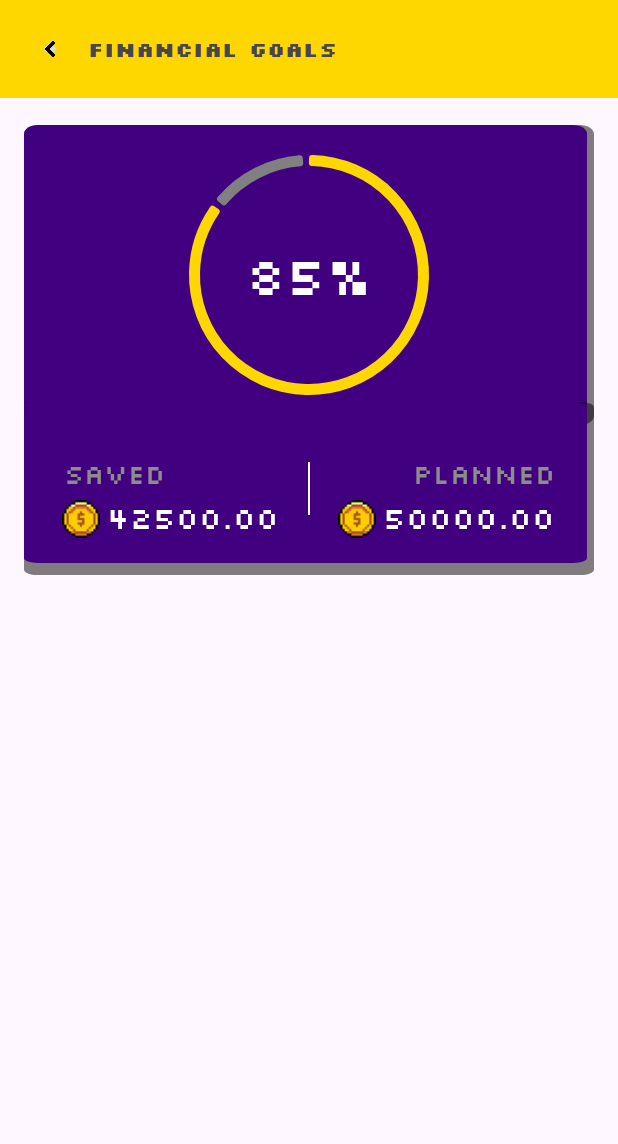
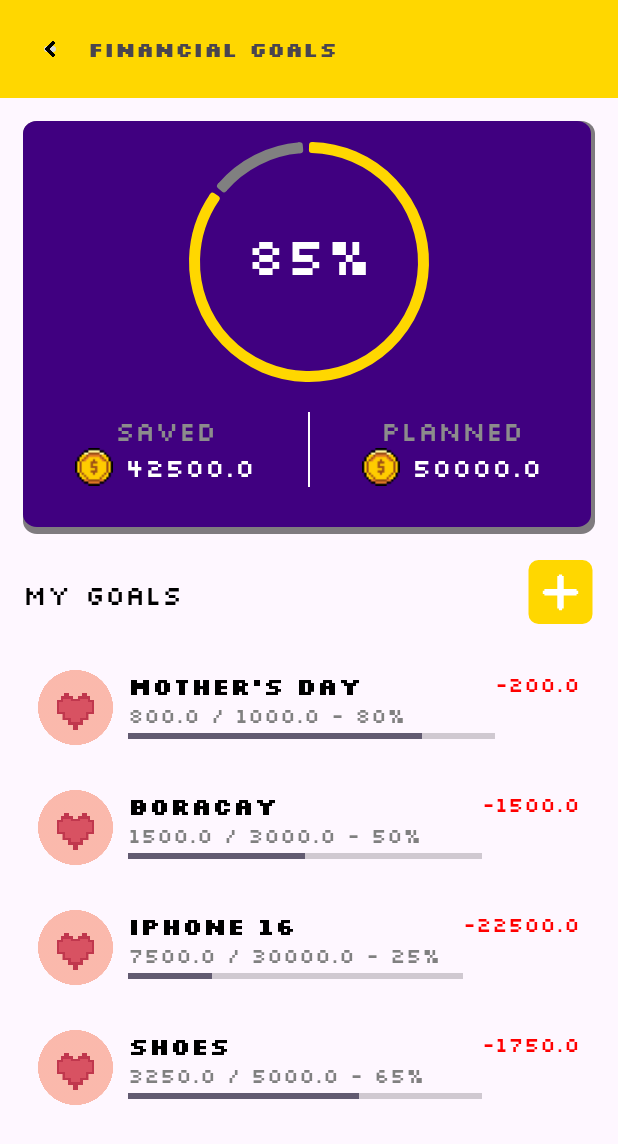
Before and after one commit to IxiaT/coin_craft, an Android app: the screen it shows after launch (FinancialGoalsActivity), on a phone screen of 412 x 824 dp. Shown: the top 1144 px of the screen. Run offline under Robolectric (Android 15) with nearby library versions, the phone set to English and light mode, and no system bars.

Commit message:
feat (financial goals) : updated
added: my goals
added: dynamic progress bars
added: dynamic saved and planned balances

```diff
--- a/app/src/main/java/com/example/coincraft/FinancialGoalsActivity.java
+++ /dev/null
@@ -1,34 +0,0 @@
-package com.example.coincraft;
-
-import android.os.Bundle;
-import android.widget.TextView;
-
-import androidx.activity.EdgeToEdge;
-import androidx.appcompat.app.AppCompatActivity;
-import androidx.core.graphics.Insets;
-import androidx.core.view.ViewCompat;
-import androidx.core.view.WindowInsetsCompat;
-
-import com.google.android.material.progressindicator.CircularProgressIndicator;
-
-public class FinancialGoalsActivity extends AppCompatActivity {
-    @Override
-    protected void onCreate(Bundle savedInstanceState) {
-        super.onCreate(savedInstanceState);
-        setContentView(R.layout.activity_financial_goals);
-
-        CircularProgressIndicator progressIndicator = findViewById(R.id.financialGoalProgress);
-        TextView progressText = findViewById(R.id.progressPercentage);
-
-        // Example financial data
-        int currentSavings = 42500; // User's current savings
-        int goalAmount = 50000;    // Target financial goal
-
-        // Calculate progress percentage
-        int progress = (int) ((currentSavings / (float) goalAmount) * 100);
-
-        // Update progress bar and text
-        progressIndicator.setProgressCompat(progress, true);
-        progressText.setText(progress + "%");
-    }
-}
--- /dev/null
+++ b/app/src/main/java/com/example/coincraft/FinancialGoalsActivity.kt
@@ -0,0 +1,102 @@
+package com.example.coincraft
+
+import android.os.Bundle
+import android.text.Editable
+import android.text.TextWatcher
+import android.widget.EditText
+import android.widget.TextView
+import androidx.appcompat.app.AppCompatActivity
+import androidx.recyclerview.widget.LinearLayoutManager
+import androidx.recyclerview.widget.RecyclerView
+import com.google.android.material.progressindicator.CircularProgressIndicator
+
+class FinancialGoalsActivity : AppCompatActivity() {
+
+    private lateinit var goalsRecyclerView: RecyclerView
+    private lateinit var goalsAdapter: GoalsAdapter
+    private lateinit var goalList: MutableList<Goal>
+    private lateinit var savedBalanceEdit: EditText
+    private lateinit var plannedBalanceEdit: EditText
+    private var savedBalance: Double = 42500.0
+    private var plannedBalance: Double = 50000.0
+
+    override fun onCreate(savedInstanceState: Bundle?) {
+        super.onCreate(savedInstanceState)
+        setContentView(R.layout.activity_financial_goals)
+
+        // Initialize views
+        val progressIndicator = findViewById<CircularProgressIndicator>(R.id.financialGoalProgress)
+        val progressText = findViewById<TextView>(R.id.progressPercentage)
+        savedBalanceEdit = findViewById(R.id.saved_balance_edit)
+        plannedBalanceEdit = findViewById(R.id.planned_balance_edit)
+
+        // Set initial balance values
+        savedBalanceEdit.setText(savedBalance.toString())
+        plannedBalanceEdit.setText(plannedBalance.toString())
+
+        // Setup balance listeners
+        setupBalanceListeners()
+
+        // Calculate and display initial progress
+        updateProgress()
+
+        // Setup RecyclerView for goals
+        goalsRecyclerView = findViewById(R.id.goalsRecyclerView)
+        goalsRecyclerView.layoutManager = LinearLayoutManager(this)
+
+        // Sample goal data
+        goalList = mutableListOf(
+            Goal("Mother's Day", R.drawable.ic_goal_icon, 800.0, 1000.0),
+            Goal("Boracay", R.drawable.ic_goal_icon, 1500.0, 3000.0),
+            Goal("iPhone 16", R.drawable.ic_goal_icon, 7500.0, 30000.0),
+            Goal("Shoes", R.drawable.ic_goal_icon, 3250.0, 5000.0)
+        )
+
+        // Set up adapter
+        goalsAdapter = GoalsAdapter(this, goalList)
+        goalsRecyclerView.adapter = goalsAdapter
+    }
+
+    private fun setupBalanceListeners() {
+        // Listener for Saved Balance
+        savedBalanceEdit.addTextChangedListener(object : TextWatcher {
+            override fun beforeTextChanged(s: CharSequence?, start: Int, count: Int, after: Int) {}
+
+            override fun onTextChanged(s: CharSequence?, start: Int, before: Int, count: Int) {}
+
+            override fun afterTextChanged(s: Editable?) {
+                savedBalance = s?.toString()?.toDoubleOrNull() ?: 0.0
+                updateProgress()
+            }
+        })
+
+        // Listener for Planned Balance
+        plannedBalanceEdit.addTextChangedListener(object : TextWatcher {
+            override fun beforeTextChanged(s: CharSequence?, start: Int, count: Int, after: Int) {}
+
+            override fun onTextChanged(s: CharSequence?, start: Int, before: Int, count: Int) {}
+
+            override fun afterTextChanged(s: Editable?) {
+                plannedBalance = s?.toString()?.toDoubleOrNull() ?: 0.0
+                updateProgress()
+            }
+        })
+    }
+
+    private fun updateProgress() {
+        // Calculate progress percentage
+        val progressPercentage = if (plannedBalance != 0.0) {
+            ((savedBalance / plannedBalance) * 100).toInt()
+        } else {
+            0
+        }
+
+        // Update progress text
+        val progressTextView = findViewById<TextView>(R.id.progressPercentage)
+        progressTextView.text = "$progressPercentage%"
+
+        // Update progress indicator
+        val progressIndicator = findViewById<CircularProgressIndicator>(R.id.financialGoalProgress)
+        progressIndicator.progress = progressPercentage
+    }
+}
--- /dev/null
+++ b/app/src/main/java/com/example/coincraft/Goal.kt
@@ -0,0 +1,14 @@
+package com.example.coincraft
+
+data class Goal(
+    val name: String,
+    val icon: Int,
+    val saved: Double,
+    val target: Double
+) {
+    val percentage: Int
+        get() = ((saved / target) * 100).toInt()
+
+    val remaining: Double
+        get() = target - saved
+}
--- /dev/null
+++ b/app/src/main/java/com/example/coincraft/GoalsAdapter.kt
@@ -0,0 +1,40 @@
+package com.example.coincraft
+
+import android.content.Context
+import android.view.LayoutInflater
+import android.view.View
+import android.view.ViewGroup
+import android.widget.ImageView
+import android.widget.ProgressBar
+import android.widget.TextView
+import androidx.recyclerview.widget.RecyclerView
+
+class GoalsAdapter(
+    private val context: Context,
+    private val goals: List<Goal>
+) : RecyclerView.Adapter<GoalsAdapter.GoalViewHolder>() {
+
+    override fun onCreateViewHolder(parent: ViewGroup, viewType: Int): GoalViewHolder {
+        val view = LayoutInflater.from(context).inflate(R.layout.goal_item, parent, false)
+        return GoalViewHolder(view)
+    }
+
+    override fun onBindViewHolder(holder: GoalViewHolder, position: Int) {
+        val goal = goals[position]
+        holder.goalIcon.setImageResource(goal.icon)
+        holder.goalName.text = goal.name
+        holder.goalProgress.text = "${goal.saved} / ${goal.target} - ${goal.percentage}%"
+        holder.goalProgressBar.progress = goal.percentage
+        holder.goalRemaining.text = "-${goal.remaining}"
+    }
+
+    override fun getItemCount(): Int = goals.size
+
+    class GoalViewHolder(itemView: View) : RecyclerView.ViewHolder(itemView) {
+        val goalIcon: ImageView = itemView.findViewById(R.id.goal_icon)
+        val goalName: TextView = itemView.findViewById(R.id.goal_name)
+        val goalProgress: TextView = itemView.findViewById(R.id.goal_progress)
+        val goalRemaining: TextView = itemView.findViewById(R.id.goal_remaining)
+        val goalProgressBar: ProgressBar = itemView.findViewById(R.id.goal_progress_bar)
+    }
+}
--- /dev/null
+++ b/app/src/main/res/drawable/addgoalbtn.xml
@@ -0,0 +1,12 @@
+<vector xmlns:android="http://schemas.android.com/apk/res/android"
+    android:width="136dp"
+    android:height="136dp"
+    android:viewportWidth="136"
+    android:viewportHeight="136">
+  <path
+      android:pathData="M23,0L111,0A20,20 0,0 1,131 20L131,108A20,20 0,0 1,111 128L23,128A20,20 0,0 1,3 108L3,20A20,20 0,0 1,23 0z"
+      android:fillColor="#FFD700"/>
+  <path
+      android:pathData="M102.42,61.36V67.86H99.2V71.11H73.44V97.12H70.22V100.37H63.78V97.12H60.56V71.11H34.8V67.86H31.58V61.36H34.8V58.11H60.56V32.1H63.78V28.85H70.22V32.1H73.44V58.11H99.2V61.36H102.42Z"
+      android:fillColor="#ffffff"/>
+</vector>
--- a/app/src/main/res/drawable/rectangle_1.xml
+++ b/app/src/main/res/drawable/rectangle_1.xml
@@ -19,7 +19,7 @@
             </group>
         </vector>
     </item>
-    <item android:right="5dp" android:bottom="8dp">
+    <item android:right="3dp" android:bottom="5dp">
         <vector
             xmlns:android="http://schemas.android.com/apk/res/android"
             xmlns:aapt="http://schemas.android.com/aapt"
--- a/app/src/main/res/layout/activity_financial_goals.xml
+++ b/app/src/main/res/layout/activity_financial_goals.xml
@@ -42,31 +42,34 @@
             android:textSize="14sp" />
     </LinearLayout>
 
-    <RelativeLayout
+    <LinearLayout
         android:id="@+id/rectangle_1"
-        android:layout_width="380dp"
-        android:layout_height="200dp"
-        android:layout_marginStart="15dp"
-        android:layout_marginTop="18dp"
-        android:layout_marginEnd="16dp"
-        android:layout_marginBottom="385dp"
+        android:layout_width="match_parent"
+        android:layout_height="275dp"
+        android:layout_margin="15dp"
         android:background="@drawable/rectangle_1"
         android:elevation="4dp"
+        android:orientation="vertical"
         app:layout_constraintEnd_toEndOf="parent"
         app:layout_constraintStart_toStartOf="parent"
         app:layout_constraintTop_toBottomOf="@+id/topbar">
+
+        <!-- Circular Progress Indicator -->
+        <FrameLayout
+            android:layout_width="wrap_content"
+            android:layout_height="wrap_content"
+            android:layout_gravity="center"
+            android:layout_marginBottom="16dp">
 
             <com.google.android.material.progressindicator.CircularProgressIndicator
                 android:id="@+id/financialGoalProgress"
                 android:layout_width="150dp"
                 android:layout_height="150dp"
-            android:layout_gravity="center"
+                android:layout_marginTop="10dp"
+                app:indicatorColor="#FFD700"
                 app:indicatorSize="160dp"
-            app:trackThickness="7dp"
-            app:indicatorColor="#FFD700"
                 app:trackColor="#808080"
-            android:indeterminate="false"
-            android:layout_centerInParent="true"/>
+                app:trackThickness="7dp" />
 
             <TextView
                 android:id="@+id/progressPercentage"
@@ -76,137 +79,164 @@
                 android:fontFamily="@font/silkscreen_regular"
                 android:text="0%"
                 android:textColor="@color/white"
-            android:textSize="35sp"
-            android:layout_centerInParent="true"/>
+                android:textSize="35sp" />
+        </FrameLayout>
 
-<!--        <FrameLayout-->
-<!--            xmlns:android="http://schemas.android.com/apk/res/android"-->
-<!--            android:layout_width="300dp"-->
-<!--            android:layout_height="300dp"-->
-<!--            android:layout_gravity="center">-->
-<!--            <ProgressBar-->
-<!--                android:id="@+id/progressBar"-->
-<!--                android:layout_width="match_parent"-->
-<!--                android:layout_height="match_parent"-->
-<!--                android:progressDrawable="@drawable/custom_progress_drawable"-->
-<!--                android:indeterminateOnly="false"-->
-<!--                android:max="100"-->
-<!--                android:progress="85"-->
-<!--                android:rotation="45"-->
-<!--                android:layout_gravity="center" />-->
+        <!-- Saved and Planned Balances -->
+        <LinearLayout
+            android:layout_width="match_parent"
+            android:layout_height="wrap_content"
+            android:gravity="center"
+            android:orientation="horizontal"
+            >
 
-<!--            <TextView-->
-<!--                android:layout_width="wrap_content"-->
-<!--                android:layout_height="wrap_content"-->
-<!--                android:text="85%"-->
-<!--                android:textSize="32sp"-->
-<!--                android:textColor="@color/white"-->
-<!--                android:layout_gravity="center" />-->
-<!--        </FrameLayout>-->
-    </RelativeLayout>
-
-    <RelativeLayout
-        android:id="@+id/rectangle_2"
-        android:layout_width="380dp"
-        android:layout_height="115dp"
-        android:layout_marginStart="15dp"
-        android:layout_marginTop="-15dp"
-        android:layout_marginEnd="16dp"
-        android:layout_marginBottom="385dp"
-        android:background="@drawable/rectangle_1"
-        android:elevation="4dp"
-        app:layout_constraintEnd_toEndOf="parent"
-        app:layout_constraintStart_toStartOf="parent"
-        app:layout_constraintTop_toBottomOf="@+id/rectangle_1">
+            <!-- Saved Section -->
+            <LinearLayout
+                android:layout_width="0dp"
+                android:layout_height="wrap_content"
+                android:layout_weight="1"
+                android:orientation="vertical"
+                android:gravity="center">
 
                 <TextView
                     android:id="@+id/saved"
-            android:layout_width="70dp"
-            android:layout_height="25dp"
-            android:layout_alignParentLeft="true"
-            android:layout_marginLeft="25dp"
-            android:layout_alignParentTop="true"
-            android:layout_marginTop="35dp"
+                    android:layout_width="wrap_content"
+                    android:layout_height="wrap_content"
+                    android:fontFamily="@font/silkscreen_regular"
+                    android:gravity="center"
                     android:text="SAVED"
-            android:fontFamily="@font/silkscreen_regular"
-            android:lineSpacingExtra="-3sp"
-            android:gravity="center_horizontal|center_vertical"
-            android:textSize="18dp"
                     android:textColor="#8C8C8C"
-            />
+                    android:textSize="18sp" />
 
-        <View
+                <LinearLayout
+                    android:layout_width="wrap_content"
+                    android:layout_height="wrap_content"
+                    android:orientation="horizontal"
+                    android:gravity="center">
+
+                    <ImageView
                         android:id="@+id/coin_1"
                         android:layout_width="25dp"
                         android:layout_height="25dp"
-            android:layout_alignParentLeft="true"
-            android:layout_alignParentTop="true"
-            android:layout_marginLeft="25dp"
-            android:layout_marginTop="65dp"
-            android:background="@drawable/coin_1" />
+                        android:src="@drawable/coin_1" />
 
-        <TextView
-            android:id="@+id/saved_balance"
-            android:layout_width="115dp"
-            android:layout_height="23dp"
-            android:layout_alignParentLeft="true"
-            android:layout_alignParentTop="true"
-            android:layout_marginLeft="55dp"
+                    <EditText
+                        android:id="@+id/saved_balance_edit"
+                        android:layout_width="wrap_content"
+                        android:layout_height="wrap_content"
+                        android:paddingStart="8dp"
                         android:fontFamily="@font/silkscreen_regular"
-            android:layout_marginTop="64dp"
-            android:lineSpacingExtra="-4sp"
+                        android:inputType="numberDecimal"
                         android:text="42500.00"
                         android:textColor="@color/white"
-            android:textSize="20dp"/>
+                        android:textSize="17sp"
+                        android:background="@null" />
+                </LinearLayout>
+            </LinearLayout>
 
+            <!-- Divider -->
             <View
                 android:id="@+id/line_8"
                 android:layout_width="1dp"
-            android:layout_height="35dp"
-            android:layout_centerInParent="true"
+                android:layout_height="50dp"
                 android:background="@drawable/line_8" />
+
+            <!-- Planned Section -->
+            <LinearLayout
+                android:layout_width="0dp"
+                android:layout_height="wrap_content"
+                android:layout_weight="1"
+                android:orientation="vertical"
+                android:gravity="center">
 
                 <TextView
                     android:id="@+id/planned"
-            android:layout_width="95dp"
-            android:layout_height="25dp"
-            android:layout_alignParentRight="true"
-            android:layout_marginRight="25dp"
-            android:layout_alignParentTop="true"
-            android:layout_marginTop="35dp"
+                    android:layout_width="wrap_content"
+                    android:layout_height="wrap_content"
+                    android:fontFamily="@font/silkscreen_regular"
+                    android:gravity="center"
                     android:text="PLANNED"
-            android:fontFamily="@font/silkscreen_regular"
-            android:lineSpacingExtra="-3sp"
-            android:gravity="center_horizontal|center_vertical"
-            android:textSize="18dp"
                     android:textColor="#8C8C8C"
-            />
+                    android:textSize="18sp" />
 
-        <View
+                <LinearLayout
+                    android:layout_width="wrap_content"
+                    android:layout_height="wrap_content"
+                    android:orientation="horizontal"
+                    android:gravity="center">
+
+                    <ImageView
                         android:id="@+id/coin_2"
                         android:layout_width="25dp"
                         android:layout_height="25dp"
-            android:layout_alignParentTop="true"
-            android:layout_alignParentRight="true"
-            android:layout_marginTop="65dp"
-            android:layout_marginRight="145dp"
-            android:background="@drawable/coin_1" />
+                        android:src="@drawable/coin_1" />
 
-        <TextView
-            android:id="@+id/planned_balance"
-            android:layout_width="115dp"
-            android:layout_height="23dp"
-            android:layout_alignParentRight="true"
-            android:layout_alignParentTop="true"
-            android:layout_marginRight="25dp"
+                    <EditText
+                        android:id="@+id/planned_balance_edit"
+                        android:layout_width="wrap_content"
+                        android:layout_height="wrap_content"
+                        android:paddingStart="8dp"
                         android:fontFamily="@font/silkscreen_regular"
-            android:layout_marginTop="64dp"
-            android:lineSpacingExtra="-4sp"
+                        android:inputType="numberDecimal"
                         android:text="50000.00"
                         android:textColor="@color/white"
-            android:textSize="20dp"/>
+                        android:textSize="17sp"
+                        android:background="@null" />
+                </LinearLayout>
+            </LinearLayout>
+        </LinearLayout>
+    </LinearLayout>
 
-    </RelativeLayout>
+    <LinearLayout
+        android:id="@+id/my_goals"
+        android:layout_width="match_parent"
+        android:layout_height="50dp"
+        android:layout_margin="15dp"
+        android:elevation="4dp"
+        android:orientation="horizontal"
+        app:layout_constraintEnd_toEndOf="parent"
+        app:layout_constraintStart_toStartOf="parent"
+        app:layout_constraintTop_toBottomOf="@+id/rectangle_1"
+        android:gravity="center_vertical">
 
+        <!-- Left Section: MY GOALS -->
+        <TextView
+            android:id="@+id/my_goals_txt"
+            android:layout_width="wrap_content"
+            android:layout_height="wrap_content"
+            android:layout_gravity="center_vertical"
+            android:fontFamily="@font/silkscreen_regular"
+            android:text="MY GOALS"
+            android:textColor="#000000"
+            android:textSize="18sp" />
+
+        <!-- Spacer to push items apart -->
+        <View
+            android:layout_width="0dp"
+            android:layout_height="wrap_content"
+            android:layout_weight="1" />
+
+        <!-- Right Section: Add Goal Button -->
+        <ImageView
+            android:id="@+id/addgoalbtn"
+            android:layout_width="45dp"
+            android:layout_height="45dp"
+            android:layout_gravity="center_vertical"
+            android:src="@drawable/addgoalbtn" />
+
+    </LinearLayout>
+
+    <androidx.recyclerview.widget.RecyclerView
+        android:id="@+id/goalsRecyclerView"
+        android:layout_width="match_parent"
+        android:layout_height="0dp"
+        android:layout_margin="15dp"
+        app:layout_constraintTop_toBottomOf="@+id/my_goals"
+        app:layout_constraintBottom_toBottomOf="parent"
+        app:layout_constraintStart_toStartOf="parent"
+        app:layout_constraintEnd_toEndOf="parent"
+        android:clipToPadding="false"
+        android:paddingBottom="10dp"
+        android:scrollbars="vertical" />
 
 </androidx.constraintlayout.widget.ConstraintLayout>
--- /dev/null
+++ b/app/src/main/res/layout/goal_item.xml
@@ -0,0 +1,61 @@
+<?xml version="1.0" encoding="utf-8"?>
+<LinearLayout xmlns:android="http://schemas.android.com/apk/res/android"
+    android:layout_width="match_parent"
+    android:layout_height="wrap_content"
+    android:orientation="horizontal"
+    android:padding="10dp"
+    android:layout_marginBottom="10dp">
+
+    <!-- Icon -->
+    <ImageView
+        android:id="@+id/goal_icon"
+        android:layout_width="50dp"
+        android:layout_height="50dp"
+        android:src="@drawable/ic_goal_icon" />
+
+    <!-- Text and Progress -->
+    <LinearLayout
+        android:layout_width="0dp"
+        android:layout_height="wrap_content"
+        android:layout_weight="1"
+        android:orientation="vertical"
+        android:paddingStart="10dp">
+
+        <TextView
+            android:id="@+id/goal_name"
+            android:layout_width="wrap_content"
+            android:layout_height="wrap_content"
+            android:fontFamily="@font/silkscreen_bold"
+            android:text="Goal Name"
+            android:textColor="#000"
+            android:textSize="16sp" />
+
+        <TextView
+            android:id="@+id/goal_progress"
+            android:layout_width="wrap_content"
+            android:layout_height="wrap_content"
+            android:fontFamily="@font/silkscreen_regular"
+            android:text="800.00 / 1000.00 - 80%"
+            android:textColor="#808080"
+            android:textSize="14sp" />
+
+        <!-- Progress Bar -->
+        <ProgressBar
+            android:id="@+id/goal_progress_bar"
+            android:layout_width="match_parent"
+            android:layout_height="10dp"
+            android:progress="80"
+            android:max="100"
+            style="?android:attr/progressBarStyleHorizontal" />
+    </LinearLayout>
+
+    <!-- Remaining Amount -->
+    <TextView
+        android:id="@+id/goal_remaining"
+        android:layout_width="wrap_content"
+        android:layout_height="wrap_content"
+        android:fontFamily="@font/silkscreen_regular"
+        android:text="-200.00"
+        android:textColor="#FF0000"
+        android:textSize="14sp" />
+</LinearLayout>
```
Also changed, not shown: app/src/main/res/drawable/ic_goal_icon.png (added). Lines whose indentation alone changed are shown as unchanged.
